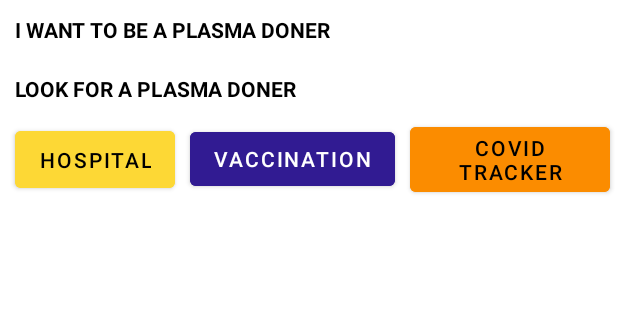
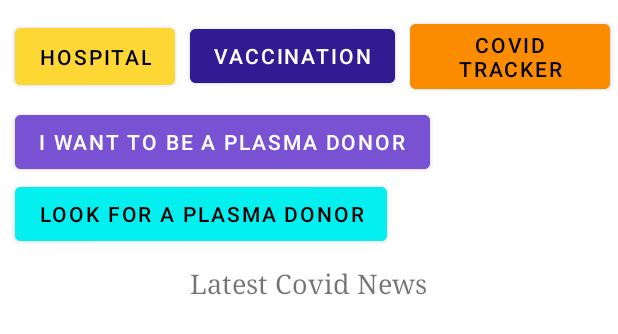
Before and after one commit to Hackathon21/Final-Year-Project, an Android app: the layout activity_main.xml on its own in the app's theme, with its tools: preview values and no code run, on a phone screen of 412 x 824 dp. Shown: the top 334 px of the screen. Run offline under Robolectric (Android 15) with nearby library versions, the phone set to English and light mode, and no system bars; Roboto replaces fonts that are not available here.

Commit message:
Last Commit

```diff
--- a/app/src/main/java/com/example/firebaseemail/UserList.kt
+++ b/app/src/main/java/com/example/firebaseemail/UserList.kt
@@ -38,7 +38,9 @@ class UserList : AppCompatActivity() {
                         Log.d("hi",user.toString())
                         userArrayList.add(user!!)
                     }
-                    userRecyclerview.adapter = MyAdapter(userArrayList)
+                    userRecyclerview.adapter = MyAdapter(applicationContext,userArrayList)
+
+                    ///.....................................
                 }
             }
             override fun onCancelled(error: DatabaseError) {
--- a/app/src/main/res/drawable/ic_baseline_access_time_24.xml
+++ b/app/src/main/res/drawable/ic_baseline_access_time_24.xml
@@ -1,4 +1,4 @@
-<vector android:height="24dp" android:tint="#F4F5F8"
+<vector android:height="24dp" android:tint="#234ED1"
     android:viewportHeight="24" android:viewportWidth="24"
     android:width="24dp" xmlns:android="http://schemas.android.com/apk/res/android">
     <path android:fillColor="@android:color/white" android:pathData="M11.99,2C6.47,2 2,6.48 2,12s4.47,10 9.99,10C17.52,22 22,17.52 22,12S17.52,2 11.99,2zM12,20c-4.42,0 -8,-3.58 -8,-8s3.58,-8 8,-8 8,3.58 8,8 -3.58,8 -8,8z"/>
--- a/app/src/main/res/drawable/ic_baseline_airline_seat_flat_angled_24.xml
+++ b/app/src/main/res/drawable/ic_baseline_airline_seat_flat_angled_24.xml
@@ -1,4 +1,4 @@
-<vector android:height="24dp" android:tint="#F6F6F0"
+<vector android:height="24dp" android:tint="#0B0B00"
     android:viewportHeight="24" android:viewportWidth="24"
     android:width="24dp" xmlns:android="http://schemas.android.com/apk/res/android">
     <path android:fillColor="@android:color/white" android:pathData="M22.25,14.29l-0.69,1.89L9.2,11.71l2.08,-5.66 8.56,3.09c2.1,0.76 3.18,3.06 2.41,5.15zM1.5,12.14L8,14.48L8,19h8v-1.63L20.52,19l0.69,-1.89 -19.02,-6.86 -0.69,1.89zM7.3,10.2c1.49,-0.72 2.12,-2.51 1.41,-4C7.99,4.71 6.2,4.08 4.7,4.8c-1.49,0.71 -2.12,2.5 -1.4,4 0.71,1.49 2.5,2.12 4,1.4z"/>
--- a/app/src/main/res/layout/activity_main.xml
+++ b/app/src/main/res/layout/activity_main.xml
@@ -7,7 +7,7 @@
     android:layout_height="match_parent"
     tools:context=".MainActivity">
 
-    <TextView
+    <!--<TextView
         android:id="@+id/plasma_donor"
         android:layout_width="wrap_content"
         android:layout_height="wrap_content"
@@ -18,22 +18,25 @@
         app:layout_constraintBottom_toBottomOf="parent"
         app:layout_constraintLeft_toLeftOf="parent"
         app:layout_constraintRight_toRightOf="parent"
-        app:layout_constraintTop_toTopOf="parent" />
-    <TextView
-        android:id="@+id/plasma_donorsearch"
-        android:layout_width="wrap_content"
-        android:layout_height="wrap_content"
-        android:text="LOOK FOR A PLASMA DONER"
-        android:textColor="@color/black"
-        android:textStyle="bold"
-        android:layout_margin="10dp"
-        app:layout_constraintBottom_toBottomOf="parent"
-        app:layout_constraintLeft_toLeftOf="parent"
-        app:layout_constraintRight_toRightOf="parent"
-        app:layout_constraintTop_toTopOf="parent" />
+        app:layout_constraintTop_toTopOf="parent" />-->
+
+
+    <!--    <TextView-->
+    <!--        android:id="@+id/plasma_donorsearch"-->
+    <!--        android:layout_width="wrap_content"-->
+    <!--        android:layout_height="wrap_content"-->
+    <!--        android:text="LOOK FOR A PLASMA DONOR"-->
+    <!--        android:textColor="@color/black"-->
+    <!--        android:textStyle="bold"-->
+    <!--        android:layout_margin="10dp"-->
+    <!--        app:layout_constraintBottom_toBottomOf="parent"-->
+    <!--        app:layout_constraintLeft_toLeftOf="parent"-->
+    <!--        app:layout_constraintRight_toRightOf="parent"-->
+    <!--        app:layout_constraintTop_toTopOf="parent" />-->
 
 
     <LinearLayout
+        android:layout_marginTop="10dp"
         android:layout_width="match_parent"
 
 
@@ -81,7 +84,40 @@
 
 
     </LinearLayout>
+    <Button
+        android:textColor="@color/white"
+        android:layout_marginTop="5dp"
+        android:backgroundTint="#7952D3"
+        android:layout_marginLeft="10dp"
+        android:id="@+id/plasma_donor"
+        android:layout_width="wrap_content"
+        android:layout_height="wrap_content"
+        android:text="I WANT TO BE A PLASMA DONOR"
+        />
+    <Button
+        android:backgroundTint="@color/cyan"
+        android:textColor="@color/black"
+        android:layout_marginLeft="10dp"
+        android:text="LOOK FOR A PLASMA DONOR"
+        android:id="@+id/plasma_donorsearch"
+        android:layout_width="wrap_content"
+        android:layout_height="wrap_content"
 
+
+
+        />
+
+    <TextView
+        android:layout_marginTop="10dp"
+        android:textFontWeight="7"
+        android:textSize="18sp"
+        android:fontFamily="serif"
+        android:layout_width="wrap_content"
+        android:layout_height="wrap_content"
+        android:layout_gravity="center"
+        android:text="Latest Covid News"
+        android:layout_marginBottom="5dp"
+        />
 
     <androidx.recyclerview.widget.RecyclerView
         android:paddingTop="10dp"
--- a/app/src/main/res/layout/activity_up_hospital.xml
+++ b/app/src/main/res/layout/activity_up_hospital.xml
@@ -4,7 +4,7 @@
     xmlns:tools="http://schemas.android.com/tools"
     android:layout_width="match_parent"
     android:layout_height="match_parent"
-    android:background="@color/bg1"
+    android:background="#DFDAF1"
     tools:context=".UpHospital">
 
 
--- a/app/src/main/res/layout/activity_user_list.xml
+++ b/app/src/main/res/layout/activity_user_list.xml
@@ -3,6 +3,7 @@
     xmlns:app="http://schemas.android.com/apk/res-auto"
     xmlns:tools="http://schemas.android.com/tools"
     android:layout_width="match_parent"
+    android:background="#DFDAF1"
     android:layout_height="match_parent"
     tools:context=".UserList">
 
--- a/app/src/main/res/layout/activity_vaccination.xml
+++ b/app/src/main/res/layout/activity_vaccination.xml
@@ -3,6 +3,7 @@
     xmlns:android="http://schemas.android.com/apk/res/android"
     xmlns:tools="http://schemas.android.com/tools"
     android:layout_width="match_parent"
+    android:background="#DFDAF1"
     android:layout_height="match_parent"
     tools:context=".MainActivity">
 
@@ -25,7 +26,8 @@
         android:layout_alignParentEnd="true"
         android:layout_alignParentRight="true"
         android:layout_margin="5dp"
-        android:background="@color/purple_200"
+        android:textColor="@color/black"
+        android:backgroundTint="@color/dark_yellow"
         android:text="Search"
         android:textAllCaps="false" />
 
```
Also changed, not shown: app/src/main/java/com/example/firebaseemail/MyAdapter.kt (+33 -1 lines), app/src/main/res/layout/activity_covidmain_activity.xml (+4 -5 lines).
